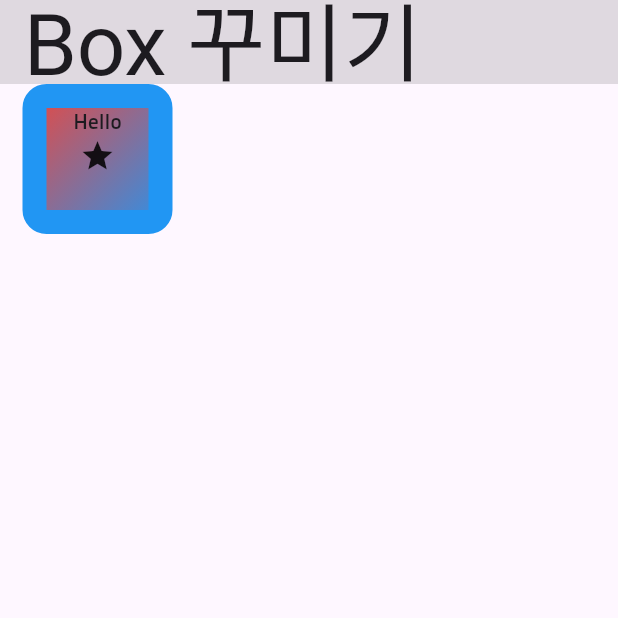
After one commit to KimGiHyeon0120/flutterStudy, a Flutter app: the screen it shows after launch, after a tap on "Box 꾸미기용", on a phone screen of 412 x 824 dp, the top half of it. The commit adds this screen. Run offline on Flutter 3.47's test engine with Material 3 defaults, Android fonts, the phone set to English and light mode, and no system bars.

Commit message:
박스꾸미기1

```diff
--- a/lib/Home.dart
+++ b/lib/Home.dart
@@ -10,15 +10,28 @@ class Home extends StatelessWidget {
       body: Container(
         child:Row(
           children: [
+
+
             ElevatedButton(onPressed: () {
               print('HI ');
               Navigator.pushNamed(context, '/def');
             }, child: Text('기본 위젯')),
+
+
             SizedBox(height: 10,),
             ElevatedButton(onPressed: () {
               print('HI ');
               Navigator.pushNamed(context, '/rowColumn');
             }, child: Text('로우 컬럼')),
+
+
+            SizedBox(height: 10,),
+            ElevatedButton(onPressed: () {
+              print('HI ');
+              Navigator.pushNamed(context, '/boxcon');
+            }, child: Text('Box 꾸미기용')),
+
+
           ],
         ),
       ),
--- /dev/null
+++ b/lib/def/Boxcon.dart
@@ -0,0 +1,75 @@
+import 'package:flutter/material.dart';
+
+class Boxcon extends StatelessWidget {
+  const Boxcon({super.key});
+
+  //Text(Span), Image(그림, img), Icon(특수 문자), Container(div)
+  @override
+  Widget build(BuildContext context) {
+
+
+    final textTheme = Theme.of(context).textTheme;
+
+
+    return MaterialApp(
+      theme: ThemeData(
+        fontFamily: 'sunflower',
+        textTheme: TextTheme(
+          displayLarge: TextStyle(
+            color: Colors.cyanAccent,
+            fontSize: 25,
+            fontWeight: FontWeight.bold,
+              fontFamily: 'perisienne'
+          )
+        )
+      ),
+      home: Scaffold(
+        appBar: AppBar(title: Text('Box 꾸미기',
+          style: textTheme.displayLarge,),
+          backgroundColor: Colors.black12,
+        ),
+        body: _Body(),
+      ) ,
+    );
+  }
+}
+
+
+
+
+
+
+
+
+// 접근 제어자
+class _Body extends StatelessWidget {
+  const _Body({super.key});
+
+  @override
+  Widget build(BuildContext context) {
+    return Container(
+      margin: EdgeInsets.only(left: 15),
+      width: 100,
+      height: 100,
+
+      //꾸미는 용, container 디자인 권한
+      decoration: BoxDecoration(
+          color: Colors.amberAccent,
+          border: Border.all(
+              width: 16,
+              color: Colors.blue
+          ),
+          borderRadius: BorderRadius.circular(16),
+          gradient: LinearGradient(colors: [Colors.red,Colors.blue], begin: Alignment.topLeft,end: Alignment.bottomRight)
+
+      ),
+
+      child: Column(
+        children: [
+          Text('Hello'),
+          Icon(Icons.star)
+        ],
+      ),
+    );
+  }
+}
--- a/lib/routes.dart
+++ b/lib/routes.dart
@@ -3,11 +3,13 @@ import 'Home.dart';
 import 'About.dart';
 import 'def/Def.dart';
 import 'def/RowColumn.dart';
+import 'def/Boxcon.dart';
 
 final Map<String, WidgetBuilder> routes ={
   '/home': (context) => Home(),
   '/about': (context) => About(),
   '/def': (context) => Def(),
   '/rowColumn': (context) => RowColumn(),
+  '/boxcon': (context) => Boxcon(),
 
 };
```
Also changed, not shown: pubspec.yaml (+15 -0 lines), assets/font/Parisienne-Regular.ttf (added), assets/font/Sunflower-Bold.ttf (added), assets/font/Sunflower-Light.ttf (added), assets/font/Sunflower-Medium.ttf (added), lib/def/Con2.dart (added).
